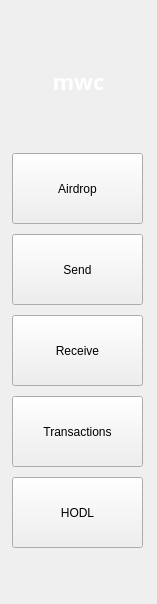
Above: core/mwctoolbar.ui from 0xkobe/mwc-wallet before the change. Below: the same form after it.
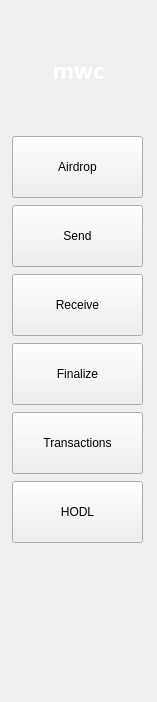
That is the form after the change. Icons and pictures are not drawn.

Commit message: Finalize transaction

The edit to the form file:
```diff
--- a/core/mwctoolbar.ui
+++ b/core/mwctoolbar.ui
@@ -7,7 +7,7 @@
     <x>0</x>
     <y>0</y>
     <width>157</width>
-    <height>604</height>
+    <height>702</height>
    </rect>
   </property>
   <property name="minimumSize">
@@ -29,12 +29,21 @@
    <string notr="true"/>
   </property>
   <layout class="QVBoxLayout" name="verticalLayout_3">
+   <property name="spacing">
+    <number>0</number>
+   </property>
    <property name="leftMargin">
     <number>0</number>
    </property>
+   <property name="topMargin">
+    <number>0</number>
+   </property>
    <property name="rightMargin">
     <number>0</number>
    </property>
+   <property name="bottomMargin">
+    <number>0</number>
+   </property>
    <item>
     <spacer name="verticalSpacer_2">
      <property name="orientation">
@@ -171,7 +180,7 @@
    <item>
     <layout class="QVBoxLayout" name="verticalLayout_2">
      <property name="spacing">
-      <number>10</number>
+      <number>7</number>
      </property>
      <property name="leftMargin">
       <number>12</number>
@@ -184,13 +193,13 @@
        <property name="minimumSize">
         <size>
          <width>131</width>
-         <height>71</height>
+         <height>62</height>
         </size>
        </property>
        <property name="maximumSize">
         <size>
          <width>131</width>
-         <height>71</height>
+         <height>62</height>
         </size>
        </property>
        <property name="cursor">
@@ -213,7 +222,7 @@
        <property name="iconSize">
         <size>
          <width>45</width>
-         <height>24</height>
+         <height>17</height>
         </size>
        </property>
        <property name="checkable">
@@ -232,13 +241,13 @@
        <property name="minimumSize">
         <size>
          <width>131</width>
-         <height>71</height>
+         <height>62</height>
         </size>
        </property>
        <property name="maximumSize">
         <size>
          <width>131</width>
-         <height>71</height>
+         <height>62</height>
         </size>
        </property>
        <property name="cursor">
@@ -260,7 +269,7 @@
        <property name="iconSize">
         <size>
          <width>45</width>
-         <height>24</height>
+         <height>17</height>
         </size>
        </property>
        <property name="checkable">
@@ -279,13 +288,13 @@
        <property name="minimumSize">
         <size>
          <width>131</width>
-         <height>71</height>
+         <height>62</height>
         </size>
        </property>
        <property name="maximumSize">
         <size>
          <width>131</width>
-         <height>71</height>
+         <height>62</height>
         </size>
        </property>
        <property name="cursor">
@@ -307,7 +316,54 @@
        <property name="iconSize">
         <size>
          <width>45</width>
-         <height>24</height>
+         <height>17</height>
+        </size>
+       </property>
+       <property name="checkable">
+        <bool>true</bool>
+       </property>
+       <property name="toolButtonStyle">
+        <enum>Qt::ToolButtonTextUnderIcon</enum>
+       </property>
+       <property name="autoRaise">
+        <bool>false</bool>
+       </property>
+      </widget>
+     </item>
+     <item>
+      <widget class="QToolButton" name="finalizeToolButton">
+       <property name="minimumSize">
+        <size>
+         <width>131</width>
+         <height>62</height>
+        </size>
+       </property>
+       <property name="maximumSize">
+        <size>
+         <width>131</width>
+         <height>62</height>
+        </size>
+       </property>
+       <property name="cursor">
+        <cursorShape>PointingHandCursor</cursorShape>
+       </property>
+       <property name="focusPolicy">
+        <enum>Qt::TabFocus</enum>
+       </property>
+       <property name="toolTip">
+        <string>Finalize File Transaction</string>
+       </property>
+       <property name="text">
+        <string notr="true">Finalize</string>
+       </property>
+       <property name="icon">
+        <iconset resource="../resources.qrc">
+         <normaloff>:/img/Finalize@2x.svg</normaloff>:/img/Finalize@2x.svg</iconset>
+       </property>
+       <property name="iconSize">
+        <size>
+         <width>45</width>
+         <height>17</height>
         </size>
        </property>
        <property name="checkable">
@@ -326,13 +382,13 @@
        <property name="minimumSize">
         <size>
          <width>131</width>
-         <height>71</height>
+         <height>62</height>
         </size>
        </property>
        <property name="maximumSize">
         <size>
          <width>131</width>
-         <height>71</height>
+         <height>62</height>
         </size>
        </property>
        <property name="cursor">
@@ -354,7 +410,7 @@
        <property name="iconSize">
         <size>
          <width>45</width>
-         <height>24</height>
+         <height>17</height>
         </size>
        </property>
        <property name="checkable">
@@ -373,13 +429,13 @@
        <property name="minimumSize">
         <size>
          <width>131</width>
-         <height>71</height>
+         <height>62</height>
         </size>
        </property>
        <property name="maximumSize">
         <size>
          <width>131</width>
-         <height>71</height>
+         <height>62</height>
         </size>
        </property>
        <property name="cursor">
@@ -401,7 +457,7 @@
        <property name="iconSize">
         <size>
          <width>45</width>
-         <height>24</height>
+         <height>17</height>
         </size>
        </property>
        <property name="checkable">
```
The commit also changes 34 other files.
